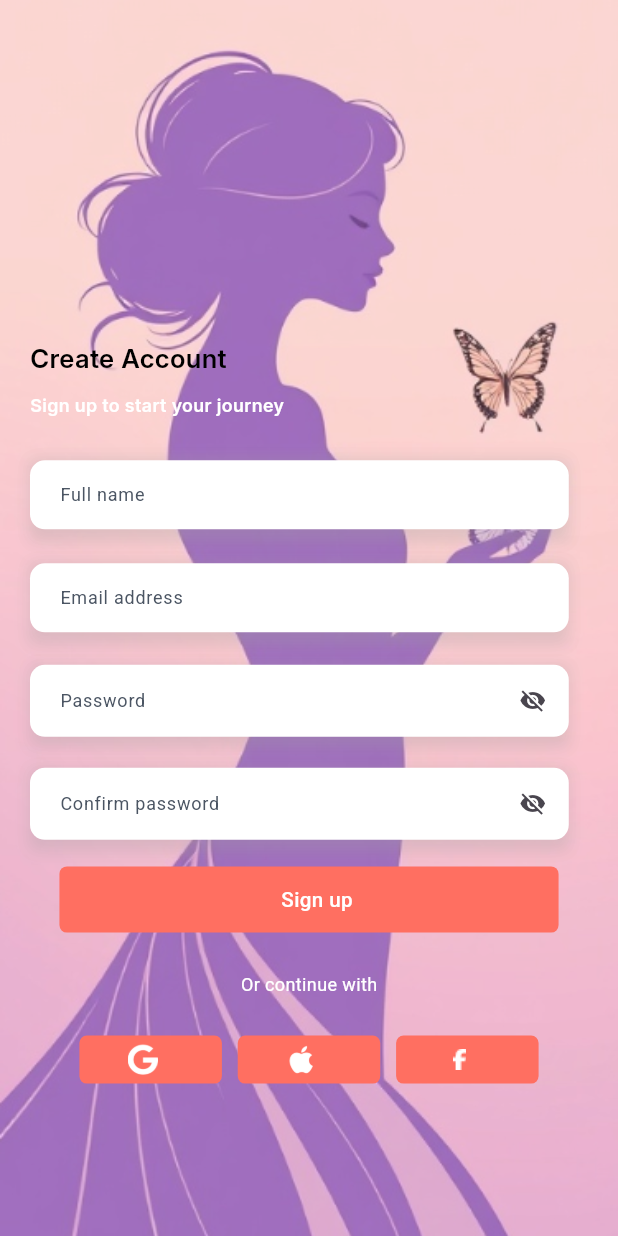
After one commit to innovixiontech/sakhi_saheli_flutter, a Flutter app: the screen it shows after launch, after a tap on "Don't have an account?", on a phone screen of 412 x 824 dp. The commit adds this screen. Run offline on Flutter 3.47's test engine with Material 3 defaults, Android fonts, the phone set to English and light mode, and no system bars; our stand-ins replace flutter_screenutil, get, image_picker, logger, shared_preferences.

Commit message:
till signup screen

```diff
--- a/lib/Constant/app_colors.dart
+++ b/lib/Constant/app_colors.dart
@@ -8,7 +8,7 @@ class AppColors {
   }
   AppColors._internal();
 
-  Color blue = const Color(0xFF0066FF);
+  Color primaryRed	 = const Color(0xFFFF6F61);
   Color appBackgroundColor = const Color(0xFFEFF6FF);
   Color softWhite	 = const Color(0xFFF9FAFB);
   Color darkGrey	 = const Color(0xFF4B5563);
--- a/lib/Constant/app_images.dart
+++ b/lib/Constant/app_images.dart
@@ -8,12 +8,7 @@ class AppImages {
   AppImages._internal();
 
   final String authBg = "assets/images/auth_bg.png";
-
-
-
-
-
-
-
-
+  final String googleIcon = "assets/icons/google_icon.png";
+  final String appleIcon = "assets/images/apple_icon.png";
+  final String facebookIcon = "assets/images/facebook_icon.png";
 }
--- a/lib/Constant/app_spaces.dart
+++ b/lib/Constant/app_spaces.dart
@@ -31,6 +31,8 @@ final spaceVertical100 = SizedBox(height: 100.h);
 final spaceVertical110 = SizedBox(height: 110.h);
 final spaceVertical120 = SizedBox(height: 120.h);
 final spaceVertical130 = SizedBox(height: 130.h);
+final spaceVertical231 = SizedBox(height: 231.h);
+final spaceVertical276 = SizedBox(height: 276.h);
 
 // 🔽 Horizontal Spacing
 final spaceHorizontal2 = SizedBox(width: 2.w);
--- a/lib/Constant/app_text_styles.dart
+++ b/lib/Constant/app_text_styles.dart
@@ -1,4 +1,5 @@
 import 'package:flutter/material.dart';
+import 'package:flutter_screenutil/flutter_screenutil.dart';
 
 import 'app_colors.dart';
 
@@ -11,15 +12,16 @@ class AppTextStyles {
 
   // common
 
-  final TextStyle authTitleStyle = const TextStyle(
-    fontFamily: 'PlayfairDisplay',
-    fontSize: 36,
-    letterSpacing: 5.25,
+  final TextStyle authTitleStyle =  TextStyle(
+    fontFamily: 'Roboto',
+    fontSize: 24.sp,
+    // letterSpacing: 5.25,
     fontWeight: FontWeight.w600,
+    color: AppColors().black
   );
-  final TextStyle textFormFieldHintStyle = const TextStyle(
+  final TextStyle textFormFieldHintStyle =  TextStyle(
     fontFamily: 'Roboto',
-    fontSize: 14,
+    fontSize: 14.sp,
     fontWeight: FontWeight.w400,
   );
 
@@ -27,14 +29,14 @@ class AppTextStyles {
 
   final TextStyle playFairSemiBold = TextStyle(
     fontFamily: 'PlayfairDisplay',
-    fontSize: 14,
+    fontSize: 14.sp,
     fontWeight: FontWeight.w600,
     color: AppColors().white,
   );
 
   final TextStyle playFairBold = TextStyle(
     fontFamily: 'PlayfairDisplay',
-    fontSize: 36,
+    fontSize: 36.sp,
     fontWeight: FontWeight.w700,
     color: AppColors().white,
   );
@@ -43,28 +45,28 @@ class AppTextStyles {
 
   final TextStyle robotoLightStyle = TextStyle(
     fontFamily: 'Roboto',
-    fontSize: 16,
+    fontSize: 18.sp,
     fontWeight: FontWeight.w300,
     color: AppColors().white,
   );
 
   final TextStyle robotoRegularStyle = TextStyle(
     fontFamily: 'Roboto',
-    fontSize: 12.25,
+    fontSize: 12.25.sp,
     fontWeight: FontWeight.w400,
     color: AppColors().darkGrey,
   );
 
   final TextStyle robotoMediumStyle = TextStyle(
     fontFamily: 'Roboto',
-    fontSize: 14,
+    fontSize: 14.sp,
     fontWeight: FontWeight.w500,
-    color: AppColors().white,
+    color: AppColors().black,
   );
 
   final TextStyle robotoSemiBoldStyle = TextStyle(
     fontFamily: 'Roboto',
-    fontSize: 17.5,
+    fontSize: 17.5.sp,
     fontWeight: FontWeight.w600,
     color: AppColors().white,
   );
--- a/lib/Constant/app_urls.dart
+++ b/lib/Constant/app_urls.dart
@@ -3,6 +3,5 @@ import 'dart:ui';
 String baseUrl = "";
 
 class AppUrls {
-  static Color appBackGround = Color(0xff3D0000);
-  static Color buttonColor = Color(0xff3D348B);
+
 }
--- /dev/null
+++ b/lib/Controller/text_form_field_controller.dart
@@ -0,0 +1,10 @@
+import 'package:get/get.dart';
+
+class TextFieldController extends GetxController {
+  bool isPasswordVisible = false;
+
+  void toggleVisibility() {
+    isPasswordVisible = !isPasswordVisible;
+    update();
+  }
+}
--- /dev/null
+++ b/lib/Import/custom_import.dart
@@ -0,0 +1,31 @@
+// Flutter basics
+export 'package:flutter/material.dart';
+export 'package:flutter_screenutil/flutter_screenutil.dart';
+export 'package:get/get.dart';
+
+// Constants
+export 'package:sakhi_sali/Constant/app_colors.dart';
+export 'package:sakhi_sali/Constant/app_images.dart';
+export 'package:sakhi_sali/Constant/app_spaces.dart';
+export 'package:sakhi_sali/Constant/app_strings.dart';
+export 'package:sakhi_sali/Constant/app_text_styles.dart';
+
+// Widgets
+export 'package:sakhi_sali/View/widgets/custom_text_form_field.dart';
+export "package:sakhi_sali/View/widgets/primary_button.dart";
+
+export "package:sakhi_sali/View/widgets/or_continue_with_text.dart";
+
+// screens
+export 'package:sakhi_sali/View/auth/signup/signup_screen.dart';
+
+export '../View/auth/login/login_screen.dart';
+export '../View/splash/splash_screen.dart';
+
+// routes
+export '../../Routes/routeName.dart';
+
+// getX controllers
+export '../../Controller/text_form_field_controller.dart';
+export "package:sakhi_sali/View/auth/login/login_controller.dart";
+export "package:sakhi_sali/View/auth/signup/signup_controller.dart";
--- a/lib/Routes/routes.dart
+++ b/lib/Routes/routes.dart
@@ -1,14 +1,12 @@
-import 'package:get/get.dart';
-import 'package:sakhi_sali/Routes/routeName.dart';
 
-import '../View/auth/login/login_screen.dart';
-import '../View/splash/splash_screen.dart';
+import "package:sakhi_sali/Import/custom_import.dart";
+
 
 class AppRoutes {
   static appRoute() => [
         GetPage(name: RouteName.splashScreen, page: () => SplashScreen()),
         GetPage(name: RouteName.login, page: () => LoginScreen()),
-        // GetPage(name: RouteName.signUp, page: () => Signup()),
+        GetPage(name: RouteName.signUp, page: () => SignupScreen()),
         // GetPage(name: RouteName.bottomBar, page: () => Bottomnav()),
         // GetPage(name: RouteName.categoryPage, page: () => CategoryPage()),
         // GetPage(name: RouteName.profilePage, page: () => Profile()),
--- /dev/null
+++ b/lib/View/auth/login/login_controller.dart
@@ -0,0 +1,5 @@
+import 'package:sakhi_sali/Import/custom_import.dart';
+class LoginController extends GetxController{
+  TextEditingController emailController = TextEditingController();
+  TextEditingController passwordController = TextEditingController();
+}
--- a/lib/View/auth/login/login_screen.dart
+++ b/lib/View/auth/login/login_screen.dart
@@ -1,12 +1,120 @@
-import 'package:flutter/material.dart';
+import "package:sakhi_sali/Constant/app_validation.dart";
+import "package:sakhi_sali/Import/custom_import.dart";
+
 class LoginScreen extends StatelessWidget {
-  const LoginScreen({super.key});
+  LoginScreen({super.key}) {}
 
   @override
   Widget build(BuildContext context) {
+    final LoginController controller = Get.put(LoginController());
+    final TextFieldController textFieldController = Get.put(
+      TextFieldController(),
+    );
     return Scaffold(
-      body: Center(child: Text("This is login screen"),),
+      backgroundColor: Colors.transparent,
+      resizeToAvoidBottomInset: false,
+      body: Container(
+        height: double.infinity,
+        width: double.infinity,
+        decoration: BoxDecoration(
+          image: DecorationImage(
+            image: AssetImage(AppImages().authBg),
+            fit: BoxFit.cover,
+          ),
+        ),
+        child: SafeArea(
+          child: SingleChildScrollView(
+            child: Padding(
+              padding: EdgeInsets.symmetric(horizontal: 25.h),
+              child: Column(
+                crossAxisAlignment: CrossAxisAlignment.start,
+                children: [
+                  spaceVertical276,
+                  Text(
+                    AppStrings().emailOrPhone,
+                    style: AppTextStyles().robotoMediumStyle,
+                  ),
+                  spaceVertical5,
+                  CustomTextFormField(
+                    hintText: AppStrings().enterEmailOrPhone,
+                    controller: controller.emailController,
+                    isPassword: false,
+                  ),
+                  spaceVertical25,
+                  Text(
+                    AppStrings().password,
+                    style: AppTextStyles().robotoMediumStyle,
+                  ),
+                  spaceVertical5,
 
+                  CustomTextFormField(
+                    hintText: AppStrings().enterPassword,
+                    controller: controller.passwordController,
+                    isPassword: true,
+                  ),
+
+                  spaceVertical25,
+                  PrimaryButton(
+                    title: AppStrings().login,
+                    onTap: () {
+                      final email = controller.emailController.text;
+
+                      if (!email.isValidEmail()) {
+                        Get.snackbar("Oops!", "Enter a valid email address");
+                        return;
+                      }
+                    },
+                  ),
+                  spaceVertical25,
+                  OrContinueWithText(),
+                  spaceVertical25,
+                  PrimaryButton(
+                    icon: Image.asset(
+                      AppImages().googleIcon,
+                      color: AppColors().white,
+                    ),
+                    title: AppStrings().google,
+                    onTap: () {},
+                  ),
+                  spaceVertical20,
+                  Center(
+                    child: Text(
+                      AppStrings().forgotPassword,
+                      style: AppTextStyles().robotoMediumStyle.copyWith(
+                        color: AppColors().primaryRed,
+                      ),
+                    ),
+                  ),
+                  spaceVertical20,
+                  GestureDetector(
+                    onTap: () => Get.offNamed(RouteName.signUp),
+                    child: Center(
+                      child: Row(
+                        mainAxisAlignment: MainAxisAlignment.center,
+                        children: [
+                          Text(
+                            AppStrings().dontHaveAccount,
+                            style: AppTextStyles().robotoMediumStyle.copyWith(
+                              color: AppColors().darkGrey,
+                            ),
+                          ),
+                          spaceHorizontal5,
+                          Text(
+                            AppStrings().signUpNow,
+                            style: AppTextStyles().robotoMediumStyle.copyWith(
+                              color: AppColors().primaryRed,
+                            ),
+                          ),
+                        ],
+                      ),
+                    ),
+                  ),
+                ],
+              ),
+            ),
+          ),
+        ),
+      ),
     );
   }
 }
--- /dev/null
+++ b/lib/View/auth/signup/signup_controller.dart
@@ -0,0 +1,8 @@
+import "package:sakhi_sali/Import/custom_import.dart";
+
+class SignupController extends GetxController {
+  TextEditingController nameController = TextEditingController();
+  TextEditingController emailController = TextEditingController();
+  TextEditingController passwordController = TextEditingController();
+  TextEditingController confirmPasswordController = TextEditingController();
+}
--- /dev/null
+++ b/lib/View/auth/signup/signup_screen.dart
@@ -0,0 +1,119 @@
+import "package:sakhi_sali/Import/custom_import.dart";
+
+class SignupScreen extends StatelessWidget {
+  SignupScreen({super.key}) {
+    Get.put(TextFieldController());
+  }
+  SignupController controller = Get.put(SignupController());
+
+  @override
+  Widget build(BuildContext context) {
+    return Scaffold(
+      backgroundColor: Colors.transparent,
+      resizeToAvoidBottomInset: false,
+      body: Container(
+        height: double.infinity,
+        width: double.infinity,
+        decoration: BoxDecoration(
+          image: DecorationImage(
+            image: AssetImage(AppImages().authBg),
+            fit: BoxFit.cover,
+          ),
+        ),
+        child: SafeArea(
+          child: SingleChildScrollView(
+            child: Padding(
+              padding: const EdgeInsets.symmetric(horizontal: 20),
+              child: Column(
+                crossAxisAlignment: CrossAxisAlignment.start,
+                children: [
+                  spaceVertical231,
+                  Text(
+                    AppStrings().createAccount,
+                    style: AppTextStyles().robotoSemiBoldStyle.copyWith(
+                      color: AppColors().black,
+                    ),
+                  ),
+                  spaceVertical10,
+                  Text(
+                    AppStrings().signUpSubTitle,
+                    style: AppTextStyles().robotoRegularStyle.copyWith(
+                      color: AppColors().white,
+                      fontWeight: FontWeight.bold,
+                    ),
+                  ),
+                  spaceVertical25,
+                  CustomTextFormField(
+                    hintText: AppStrings().fullName,
+                    controller: controller.nameController,
+                    isPassword: false,
+                  ),
+                  spaceVertical15,
+                  CustomTextFormField(
+                    hintText: AppStrings().emailAddress,
+                    controller: controller.emailController,
+                    isPassword: false,
+                  ),
+                  spaceVertical15,
+                  CustomTextFormField(
+                    hintText: AppStrings().password,
+                    controller: controller.passwordController,
+                    isPassword: true,
+                  ),
+                  spaceVertical15,
+                  CustomTextFormField(
+                    hintText: AppStrings().confirmPassword,
+                    controller: controller.confirmPasswordController,
+                    isPassword: true,
+                  ),
+                  spaceVertical15,
+                  PrimaryButton(title: AppStrings().signUp, onTap: () {}),
+                  spaceVertical25,
+                  OrContinueWithText(),
+                  spaceVertical25,
+                  Row(
+                    mainAxisAlignment: MainAxisAlignment.center,
+                    children: [
+                      PrimaryButton(
+                        title: "",
+                        height: 32,
+                        width: 95,
+                        icon: Image.asset(
+                          AppImages().googleIcon,
+                          color: AppColors().white,
+                        ),
+                        onTap: () {},
+                      ),
+                      spaceHorizontal10,
+                      PrimaryButton(
+                        title: "",
+                        height: 32,
+                        width: 95,
+                        icon: Image.asset(
+                          AppImages().appleIcon,
+                          color: AppColors().white,
+                        ),
+                        onTap: () {},
+                      ),
+                      spaceHorizontal10,
+                      PrimaryButton(
+                        title: "",
+                        height: 32,
+                        width: 95,
+                        icon: Image.asset(
+                          AppImages().facebookIcon,
+                          color: AppColors().white,
+                        ),
+                        onTap: () {},
+                      ),
+                    ],
+                  ),
+                ],
+              ),
+            ),
+          ),
+        ),
+      ),
+    );
+  }
+}
--- a/lib/View/splash/splash_controller.dart
+++ b/lib/View/splash/splash_controller.dart
@@ -1,5 +1,4 @@
-import 'package:get/get.dart';
-import 'package:sakhi_sali/Routes/routeName.dart';
+import "package:sakhi_sali/Import/custom_import.dart";
 class SplashController extends GetxController{
   @override
   void onInit() {
--- /dev/null
+++ b/lib/View/widgets/custom_text_form_field.dart
@@ -0,0 +1,82 @@
+import 'package:sakhi_sali/Import/custom_import.dart';
+
+class CustomTextFormField extends StatelessWidget {
+  final String hintText;
+  final Widget? prefixIcon;
+  final Widget? suffixIcon;
+  final TextEditingController controller;
+  final double? height;
+  final double? width;
+  final bool isPassword;
+
+  CustomTextFormField({
+    super.key,
+    required this.hintText,
+    this.prefixIcon,
+    this.suffixIcon,
+    required this.controller,
+    this.height,
+    this.width,
+    required this.isPassword,
+  });
+
+  @override
+  Widget build(BuildContext context) {
+    return GetBuilder<TextFieldController>(
+      builder: (textFieldController) {
+        return Container(
+          height: height ?? 55.0.h,
+          width: width ?? 340.0.w,
+          decoration: BoxDecoration(
+            boxShadow: [
+              BoxShadow(
+                color: Colors.grey.withOpacity(0.3),
+                blurRadius: 8,
+                spreadRadius: 1,
+                offset: Offset(0, 4),
+              ),
+            ],
+          ),
+          child: Center(
+            child: TextFormField(
+              controller: controller,
+              obscureText: isPassword
+                  ? !textFieldController.isPasswordVisible
+                  : false,
+              textAlignVertical: TextAlignVertical.center,
+              style: AppTextStyles().robotoRegularStyle,
+              decoration: InputDecoration(
+                isDense: true,
+                contentPadding: EdgeInsets.symmetric(
+                  vertical: 14, // controls vertical centering
+                  horizontal: 16,
+                ),
+                prefixIcon: prefixIcon,
+                suffixIcon: isPassword
+                    ? IconButton(
+                        icon: Icon(
+                          textFieldController.isPasswordVisible
+                              ? Icons.visibility
+                              : Icons.visibility_off,
+                        ),
+                        onPressed: () {
+                          textFieldController.toggleVisibility();
+                        },
+                      )
+                    : suffixIcon,
+                hintText: hintText,
+                hintStyle: AppTextStyles().robotoRegularStyle,
+                fillColor: AppColors().white,
+                filled: true,
+                border: OutlineInputBorder(
+                  borderRadius: BorderRadius.circular(10),
+                  borderSide: BorderSide.none,
+                ),
+              ),
+            ),
+          ),
+        );
+      },
+    );
+  }
+}
--- /dev/null
+++ b/lib/View/widgets/or_continue_with_text.dart
@@ -0,0 +1,24 @@
+import 'package:sakhi_sali/Import/custom_import.dart';
+
+class OrContinueWithText extends StatelessWidget {
+  const OrContinueWithText({super.key});
+
+  @override
+  Widget build(BuildContext context) {
+    return Center(
+      child: Container(
+        height: 20.h,
+        width: 117.w,
+        decoration: BoxDecoration(),
+        child: Center(
+          child: Text(
+            AppStrings().orContinueWith,
+            style: AppTextStyles().robotoRegularStyle.copyWith(
+              color: AppColors().white,
+            ),
+          ),
+        ),
+      ),
+    );
+  }
+}
--- /dev/null
+++ b/lib/View/widgets/primary_button.dart
@@ -0,0 +1,48 @@
+import 'package:sakhi_sali/Import/custom_import.dart';
+
+class PrimaryButton extends StatelessWidget {
+  final String title;
+  final VoidCallback onTap;
+  final Widget? icon;
+  final double? height;
+  final double? width;
+  const PrimaryButton({
+    super.key,
+    required this.title,
+    required this.onTap,
+    this.icon,
+    this.height,
+    this.width,
+  });
+
+  @override
+  Widget build(BuildContext context) {
+    return GestureDetector(
+      child: Center(
+        child: Container(
+          // padding: EdgeInsets.symmetric(horizontal: 12),
+          height: height ?? 45.h,
+          width: width ?? 315.w,
+          decoration: BoxDecoration(
+            color: AppColors().primaryRed,
+            borderRadius: BorderRadius.circular(5),
+          ),
+          child: Row(
+            crossAxisAlignment: CrossAxisAlignment.center,
+            mainAxisAlignment: MainAxisAlignment.center,
+            children: [
+              ?icon,
+              spaceHorizontal10,
+              Text(
+                title,
+                style: AppTextStyles().robotoMediumStyle.copyWith(
+                  color: AppColors().white,
+                ),
+              ),
+            ],
+          ),
+        ),
+      ),
+    );
+  }
+}
--- a/lib/main.dart
+++ b/lib/main.dart
@@ -2,8 +2,6 @@ import 'package:flutter/material.dart';
 import 'package:flutter_screenutil/flutter_screenutil.dart';
 import 'package:get/get_navigation/src/root/get_material_app.dart';
 import 'package:sakhi_sali/Routes/routeName.dart';
-import 'package:sakhi_sali/View/splash/splash_screen.dart';
-
 import 'Routes/routes.dart';
 
 void main() {
```
Also changed, not shown: assets/images/apple_icon.png (added), assets/images/facebook_icon.png (added).
